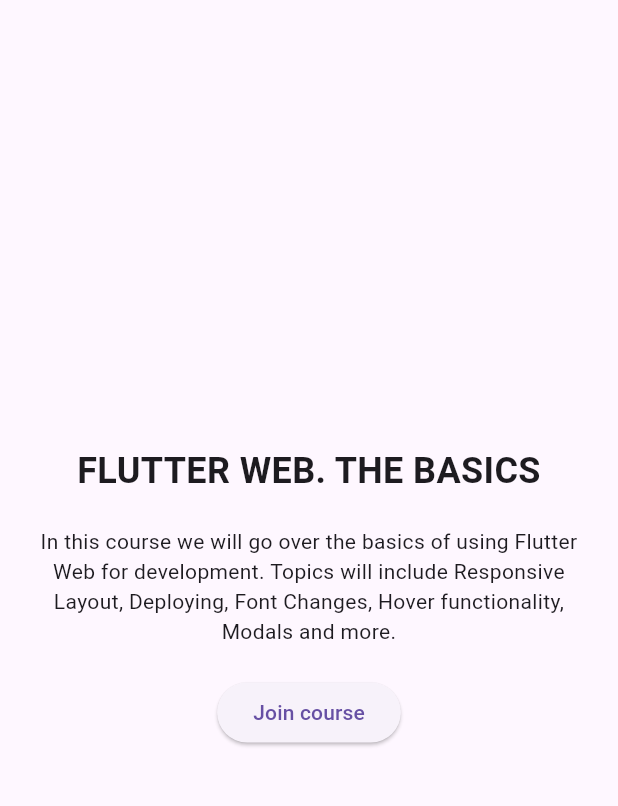
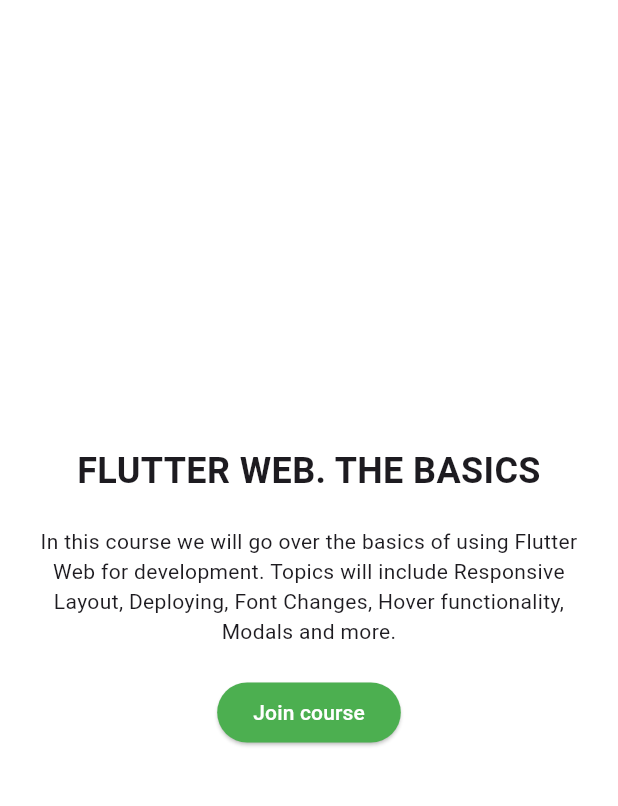
Before and after one commit to sajib1066/ostad, a Flutter app: the screen it shows after launch, on a phone screen of 412 x 824 dp, the part 63-869 px from its top. Run offline on Flutter 3.47's test engine with Material 3 defaults, Android fonts, the phone set to English and light mode, and no system bars.

Commit message:
update color

```diff
--- a/lib/main.dart
+++ b/lib/main.dart
@@ -25,14 +25,16 @@ class HomePage extends StatelessWidget {
   @override
   Widget build(BuildContext context) {
     return Scaffold(
+      backgroundColor: Colors.white,
       appBar: AppBar(
+        backgroundColor: Colors.white,
         title: const Text("HUMMING BIRD."),
         actions: [
           if (MediaQuery.of(context).size.width > 600)
             Row(
               children: [
-                TextButton(onPressed: () {}, child: Text('Episodes')),
-                TextButton(onPressed: () {}, child: Text('About')),
+                TextButton(onPressed: () {}, child: const Text('Episodes')),
+                TextButton(onPressed: () {}, child: const Text('About')),
               ],
             )
         ],
@@ -41,7 +43,15 @@ class HomePage extends StatelessWidget {
           ? Drawer(
         child: ListView(
           children: [
-            const DrawerHeader(child: Text('SKILL UP NOW')),
+            const DrawerHeader(
+              decoration: BoxDecoration(
+                color: Colors.green,  // Set the background color to green
+              ),
+              child: Text(
+                'SKILL UP NOW',
+                style: TextStyle(color: Colors.white),  // Optional: Set text color to white
+              ),
+            ),
             ListTile(
               title: const Text('Episodes'),
               onTap: () {},
@@ -75,7 +85,15 @@ class HomePage extends StatelessWidget {
               const SizedBox(height: 20),
               ElevatedButton(
                 onPressed: () {},
-                child: const Text('Join course'),
+                style: ElevatedButton.styleFrom(
+                  backgroundColor: Colors.green, // Set the background color to green
+                ),
+                child: const Text(
+                  'Join course',
+                  style: TextStyle(
+                    color: Colors.white
+                  ),
+                ),
               ),
             ],
           ),
```
